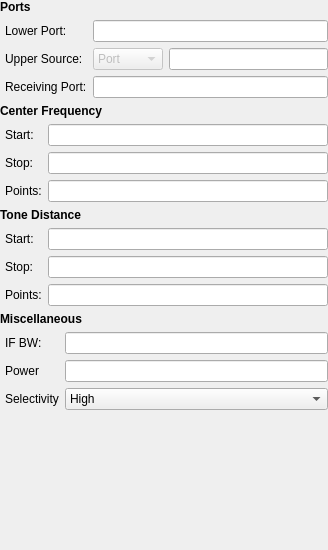
This is Core/IntermodWidget.ui in Terrabits/IMSpacingSweep as Qt 5 draws it before an edit. The edited form follows.
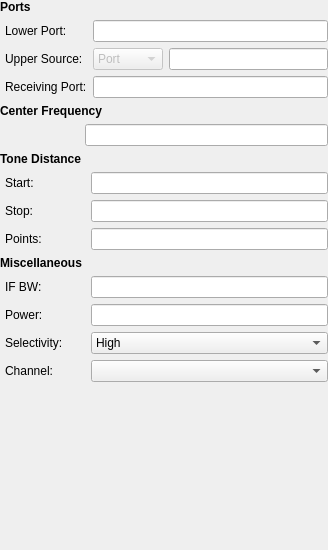
This is the edited form. Custom widgets are drawn as their Qt base class.

```diff
--- a/Core/IntermodWidget.ui
+++ b/Core/IntermodWidget.ui
@@ -71,6 +71,12 @@
          </property>
          <item row="2" column="0">
           <widget class="QLabel" name="receivingLabel">
+           <property name="minimumSize">
+            <size>
+             <width>80</width>
+             <height>0</height>
+            </size>
+           </property>
            <property name="text">
             <string>Receiving Port:</string>
            </property>
@@ -78,6 +84,12 @@
          </item>
          <item row="0" column="0">
           <widget class="QLabel" name="lowerLabel">
+           <property name="minimumSize">
+            <size>
+             <width>80</width>
+             <height>0</height>
+            </size>
+           </property>
            <property name="text">
             <string>Lower Port:</string>
            </property>
@@ -88,6 +100,12 @@
          </item>
          <item row="1" column="0">
           <widget class="QLabel" name="upperLabel">
+           <property name="minimumSize">
+            <size>
+             <width>80</width>
+             <height>0</height>
+            </size>
+           </property>
            <property name="text">
             <string>Upper Source:</string>
            </property>
@@ -189,35 +207,24 @@
          <property name="bottomMargin">
           <number>0</number>
          </property>
-         <item row="1" column="0">
-          <widget class="QLabel" name="stopCenterLabel">
-           <property name="text">
-            <string>Stop:</string>
-           </property>
-          </widget>
-         </item>
-         <item row="1" column="1">
-          <widget class="RsaToolbox::FrequencyEdit" name="stopCenterFrequency"/>
-         </item>
          <item row="0" column="1">
-          <widget class="RsaToolbox::FrequencyEdit" name="startCenterFrequency"/>
+          <widget class="RsaToolbox::FrequencyEdit" name="centerFrequency"/>
          </item>
          <item row="0" column="0">
-          <widget class="QLabel" name="startCenterLabel">
-           <property name="text">
-            <string>Start:</string>
+          <spacer name="centerFrequencySpacer">
+           <property name="orientation">
+            <enum>Qt::Horizontal</enum>
            </property>
-          </widget>
-         </item>
-         <item row="2" column="0">
-          <widget class="QLabel" name="centerPointsLabel">
-           <property name="text">
-            <string>Points:</string>
+           <property name="sizeType">
+            <enum>QSizePolicy::Minimum</enum>
            </property>
-          </widget>
-         </item>
-         <item row="2" column="1">
-          <widget class="RsaToolbox::PointsEdit" name="centerFrequencyPoints"/>
+           <property name="sizeHint" stdset="0">
+            <size>
+             <width>80</width>
+             <height>20</height>
+            </size>
+           </property>
+          </spacer>
          </item>
         </layout>
        </widget>
@@ -270,6 +277,12 @@
          </property>
          <item row="1" column="0">
           <widget class="QLabel" name="stopDistanceLabel">
+           <property name="minimumSize">
+            <size>
+             <width>80</width>
+             <height>0</height>
+            </size>
+           </property>
            <property name="text">
             <string>Stop:</string>
            </property>
@@ -283,6 +296,12 @@
          </item>
          <item row="0" column="0">
           <widget class="QLabel" name="startDistanceLabel">
+           <property name="minimumSize">
+            <size>
+             <width>80</width>
+             <height>0</height>
+            </size>
+           </property>
            <property name="text">
             <string>Start:</string>
            </property>
@@ -290,6 +309,12 @@
          </item>
          <item row="2" column="0">
           <widget class="QLabel" name="distancePointsLabel">
+           <property name="minimumSize">
+            <size>
+             <width>80</width>
+             <height>0</height>
+            </size>
+           </property>
            <property name="text">
             <string>Points:</string>
            </property>
@@ -349,8 +374,14 @@
          </property>
          <item row="1" column="0">
           <widget class="QLabel" name="powerLabel">
+           <property name="minimumSize">
+            <size>
+             <width>80</width>
+             <height>0</height>
+            </size>
+           </property>
            <property name="text">
-            <string>Power</string>
+            <string>Power:</string>
            </property>
           </widget>
          </item>
@@ -360,17 +391,16 @@
          <item row="0" column="1">
           <widget class="RsaToolbox::FrequencyEdit" name="ifBw"/>
          </item>
-         <item row="0" column="0">
-          <widget class="QLabel" name="ifBwLabel">
-           <property name="text">
-            <string>IF BW:</string>
-           </property>
-          </widget>
-         </item>
          <item row="2" column="0">
           <widget class="QLabel" name="selectivityLabel">
+           <property name="minimumSize">
+            <size>
+             <width>80</width>
+             <height>0</height>
+            </size>
+           </property>
            <property name="text">
-            <string>Selectivity</string>
+            <string>Selectivity:</string>
            </property>
           </widget>
          </item>
@@ -391,6 +421,35 @@
            </item>
           </widget>
          </item>
+         <item row="0" column="0">
+          <widget class="QLabel" name="ifBwLabel">
+           <property name="minimumSize">
+            <size>
+             <width>80</width>
+             <height>0</height>
+            </size>
+           </property>
+           <property name="text">
+            <string>IF BW:</string>
+           </property>
+          </widget>
+         </item>
+         <item row="3" column="1">
+          <widget class="QComboBox" name="channel"/>
+         </item>
+         <item row="3" column="0">
+          <widget class="QLabel" name="channelLabel">
+           <property name="minimumSize">
+            <size>
+             <width>80</width>
+             <height>0</height>
+            </size>
+           </property>
+           <property name="text">
+            <string>Channel:</string>
+           </property>
+          </widget>
+         </item>
         </layout>
        </widget>
       </item>
@@ -416,6 +475,12 @@
   </layout>
  </widget>
  <customwidgets>
+  <customwidget>
+   <class>RsaToolbox::ErrorLabel</class>
+   <extends>QWidget</extends>
+   <header>ErrorLabel.h</header>
+   <container>1</container>
+  </customwidget>
   <customwidget>
    <class>RsaToolbox::FrequencyEdit</class>
    <extends>QLineEdit</extends>
@@ -431,12 +496,6 @@
    <extends>QLineEdit</extends>
    <header>PowerEdit.h</header>
   </customwidget>
-  <customwidget>
-   <class>RsaToolbox::ErrorLabel</class>
-   <extends>QWidget</extends>
-   <header>ErrorLabel.h</header>
-   <container>1</container>
-  </customwidget>
  </customwidgets>
  <tabstops>
   <tabstop>lowerPort</tabstop>
```
Left out of the diff: 4 changed lines with no effect on the pictures.
